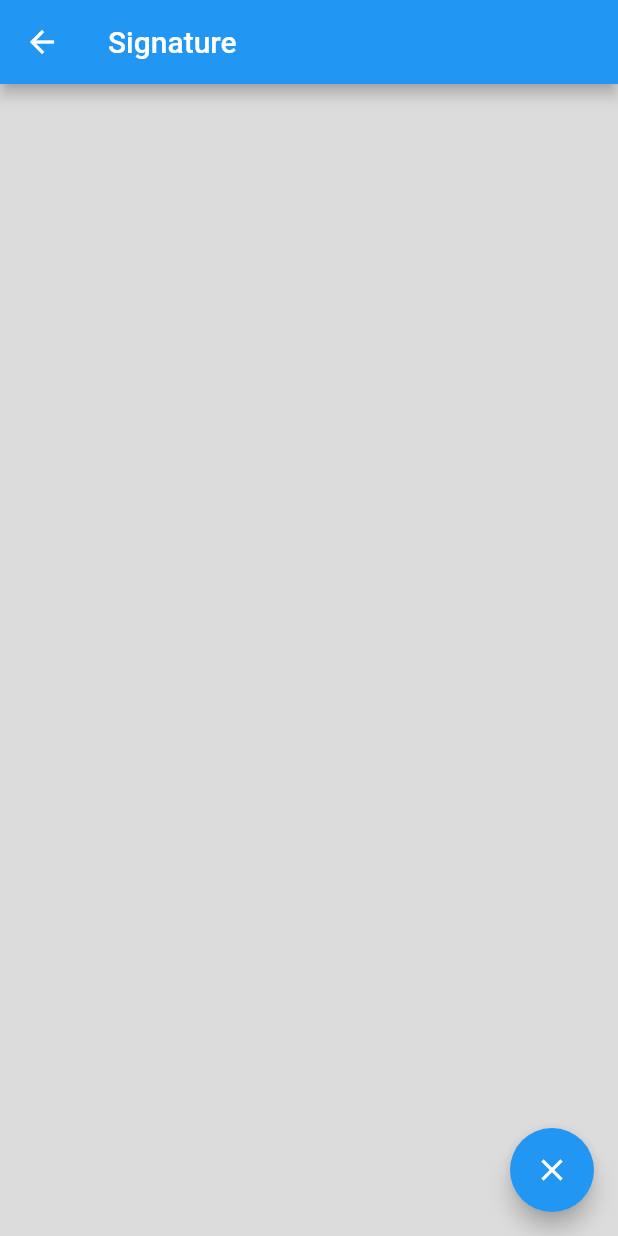
After one commit to aplixy/flutter_cn_examples, a Flutter app: the Signature screen opened directly, after a tap on the "clear" icon, on a phone screen of 412 x 824 dp. The commit adds this screen. Run offline on Flutter 3.47's test engine with Material 2 defaults, Android fonts, the phone set to English and light mode, and no system bars; our stand-ins replace fluttertoast.

Commit message:
signature

```diff
--- a/flutter_cn_examples/lib/home/Home.dart
+++ b/flutter_cn_examples/lib/home/Home.dart
@@ -4,6 +4,7 @@ import 'package:fluttercnexamples/common/MyListViewBuilder.dart';
 
 List<ItemData> _dataList = [
   ItemData("MyFadeTest", "/MyFadeTest"),
+  ItemData("Signature", "/Signature"),
 ];
 
 class Home extends StatefulWidget {
--- /dev/null
+++ b/flutter_cn_examples/lib/pages/Signature.dart
@@ -0,0 +1,91 @@
+import 'package:flutter/material.dart';
+
+class Signature extends StatefulWidget {
+  Signature({Key key}) : super(key: key);
+
+  @override
+  _SignatureState createState() => _SignatureState();
+}
+
+
+
+class _SignatureState extends State<Signature> {
+  List<Offset> _points = <Offset>[];
+
+
+
+
+  @override
+  Widget build(BuildContext context) {
+
+    return Scaffold(
+      appBar: AppBar(
+        title: Text("Signature"),
+      ),
+
+      body: Container(
+        height: double.infinity,
+        width: double.infinity,
+        color: Colors.black12,
+        child: new GestureDetector(
+          //behavior: HitTestBehavior.opaque,
+          onTap: () {
+
+          },
+          onPanUpdate: (DragUpdateDetails details) {
+            setState(() {
+              RenderBox referenceBox = context.findRenderObject();
+              Offset localPosition = referenceBox.globalToLocal(details.globalPosition);
+
+              _points = new List.from(_points)..add(Offset(localPosition.dx, localPosition.dy - 85));
+            });
+          },
+          onPanEnd: (DragEndDetails details) => _points.add(null),
+          child: new CustomPaint(painter: new SignaturePainter(_points)),
+        ),
+      ),
+
+      floatingActionButton: FloatingActionButton(
+        onPressed: () {
+          setState(() {
+            _points = <Offset>[];
+          });
+        },
+        child: Icon(Icons.clear),
+      ),
+
+    );
+  }
+}
+
+class SignaturePainter extends CustomPainter {
+
+
+
+  SignaturePainter(this.points) {
+    //print("SignaturePainter contructor");
+
+  }
+
+  final List<Offset> points;
+
+
+
+  @override
+  void paint(Canvas canvas, Size size) {
+
+    var paint = new Paint()
+      ..color = Colors.black
+      ..strokeCap = StrokeCap.round
+      ..strokeWidth = 5.0;
+    for (int i = 0; i < points.length - 1; i++) {
+      if (points[i] != null && points[i + 1] != null) {
+        canvas.drawLine(points[i], points[i + 1], paint);
+      }
+    }
+
+  }
+
+  @override
+  bool shouldRepaint(SignaturePainter other) => other.points != points;
+}
--- a/flutter_cn_examples/lib/routes/Routes.dart
+++ b/flutter_cn_examples/lib/routes/Routes.dart
@@ -1,11 +1,13 @@
 import 'package:flutter/material.dart';
 import 'package:fluttercnexamples/home/Home.dart';
 import 'package:fluttercnexamples/pages/MyFadeTest.dart';
+import 'package:fluttercnexamples/pages/Signature.dart';
 import '../common/ToastTools.dart';
 
 final routes = {
   "/": (context) => Home(),
   "/MyFadeTest": (context) => MyFadeTest(),
+  "/Signature": (context) => Signature(),
 
 };
 
```
